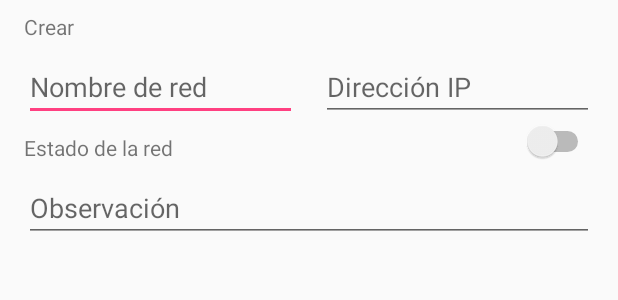
After one commit to coralheyman/MecKotlin, an Android app: the layout template_add_network.xml on its own in the app's theme, with its tools: preview values and no code run, on a phone screen of 412 x 824 dp. The commit adds this screen. Shown: the top 300 px of the screen. Run offline under Robolectric (Android 15) with nearby library versions, the phone set to English and light mode, and no system bars.

Commit message:
8:41 de la noche

```diff
--- a/app/src/main/res/layout/content_navigation.xml
+++ b/app/src/main/res/layout/content_navigation.xml
@@ -2,6 +2,7 @@
 <android.support.constraint.ConstraintLayout xmlns:android="http://schemas.android.com/apk/res/android"
     xmlns:app="http://schemas.android.com/apk/res-auto"
     xmlns:tools="http://schemas.android.com/tools"
+    android:id="@+id/content_main"
     android:layout_width="match_parent"
     android:layout_height="match_parent"
     app:layout_behavior="@string/appbar_scrolling_view_behavior"
--- a/app/src/main/res/layout/network_template.xml
+++ b/app/src/main/res/layout/network_template.xml
@@ -104,6 +104,7 @@
 
                 <TextView
                     android:id="@+id/statusNetwork"
+                    android:text='@{network.stateNetwork.equals("true")?"Activa":"Inactiva"}'
                     android:layout_width="0dp"
                     android:layout_height="wrap_content"
                     android:layout_marginBottom="8dp"
--- /dev/null
+++ b/app/src/main/res/layout/template_add_network.xml
@@ -0,0 +1,101 @@
+<?xml version="1.0" encoding="utf-8"?>
+<layout xmlns:android="http://schemas.android.com/apk/res/android"
+    xmlns:app="http://schemas.android.com/apk/res-auto"
+    xmlns:tools="http://schemas.android.com/tools">
+
+    <data>
+        <variable
+            name="network"
+            type="unicauca.meckotlin.data.model.Network"/>
+    </data>
+
+    <android.support.constraint.ConstraintLayout
+        android:layout_width="match_parent"
+        android:layout_height="wrap_content">
+
+        <TextView
+            android:id="@+id/titleDialog"
+            android:layout_width="0dp"
+            android:layout_height="wrap_content"
+            android:layout_marginEnd="16dp"
+            android:layout_marginStart="16dp"
+            android:layout_marginTop="8dp"
+            android:text="Ingrese la información de la red"
+            app:layout_constraintEnd_toEndOf="parent"
+            app:layout_constraintStart_toStartOf="parent"
+            app:layout_constraintTop_toTopOf="parent"
+            tools:text="Crear" />
+
+        <EditText
+            android:id="@+id/nameNet"
+            android:layout_width="0dp"
+            android:layout_height="wrap_content"
+            android:layout_marginEnd="8dp"
+            android:layout_marginStart="16dp"
+            android:layout_marginTop="8dp"
+            android:hint="Nombre de red"
+            android:text="@{network.nameNetwork}"
+            android:inputType="textPersonName"
+            app:layout_constraintEnd_toStartOf="@+id/addNet"
+            app:layout_constraintHorizontal_bias="0.5"
+            app:layout_constraintStart_toStartOf="parent"
+            app:layout_constraintTop_toBottomOf="@+id/titleDialog" />
+
+        <EditText
+            android:id="@+id/addNet"
+            android:layout_width="0dp"
+            android:layout_height="wrap_content"
+            android:layout_marginEnd="16dp"
+            android:layout_marginStart="8dp"
+            android:hint="Dirección IP"
+            android:text="@{network.addressNetwork}"
+            android:inputType="number"
+            app:layout_constraintBottom_toBottomOf="@+id/nameNet"
+            app:layout_constraintEnd_toEndOf="parent"
+            app:layout_constraintHorizontal_bias="0.5"
+            app:layout_constraintStart_toEndOf="@+id/nameNet" />
+
+        <Switch
+            android:id="@+id/stateNet"
+            android:layout_width="wrap_content"
+            android:layout_height="wrap_content"
+            android:layout_marginEnd="16dp"
+            android:text="@{network.stateNetwork}"
+
+            app:layout_constraintBottom_toBottomOf="@+id/txtState"
+            app:layout_constraintEnd_toEndOf="parent"
+            app:layout_constraintHorizontal_bias="0.5"
+            app:layout_constraintStart_toEndOf="@+id/txtState" />
+
+        <TextView
+            android:id="@+id/txtState"
+            android:layout_width="0dp"
+            android:layout_height="wrap_content"
+            android:layout_marginEnd="16dp"
+            android:layout_marginStart="16dp"
+            android:layout_marginTop="8dp"
+            android:text="Estado de la red"
+            app:layout_constraintEnd_toStartOf="@+id/stateNet"
+            app:layout_constraintHorizontal_bias="0.5"
+            app:layout_constraintStart_toStartOf="parent"
+            app:layout_constraintTop_toBottomOf="@+id/nameNet" />
+
+        <EditText
+            android:id="@+id/obsNet"
+            android:layout_width="0dp"
+            android:layout_height="wrap_content"
+            android:layout_marginBottom="16dp"
+            android:layout_marginEnd="16dp"
+            android:layout_marginStart="16dp"
+            android:layout_marginTop="8dp"
+            android:ems="10"
+            android:hint="Observación"
+            android:text="@{network.obsNetwork}"
+            android:inputType="textPersonName"
+            app:layout_constraintBottom_toBottomOf="parent"
+            app:layout_constraintEnd_toEndOf="parent"
+            app:layout_constraintStart_toStartOf="parent"
+            app:layout_constraintTop_toBottomOf="@+id/txtState" />
+
+    </android.support.constraint.ConstraintLayout>
+</layout>
--- /dev/null
+++ b/app/src/main/res/menu/menu_action_bar.xml
@@ -0,0 +1,6 @@
+<?xml version="1.0" encoding="utf-8"?>
+<menu xmlns:android="http://schemas.android.com/apk/res/android">
+    <item
+        android:id="@+id/createNetwork"
+        android:title="Nueva red" />
+</menu>
--- a/app/src/main/res/values/strings.xml
+++ b/app/src/main/res/values/strings.xml
@@ -9,4 +9,6 @@
     <string name="navigation_drawer_close">Close navigation drawer</string>
 
     <string name="action_settings">Settings</string>
+    <string name="dialog_yes">ACEPTAR</string>
+    <string name="dialog_no">CANCELAR</string>
 </resources>
```
Also changed, not shown: app/src/main/java/unicauca/meckotlin/adapter/NetworkAdapter.kt (+5 -5 lines), app/src/main/java/unicauca/meckotlin/data/AppDatabase.kt (+7 -4 lines), app/src/main/java/unicauca/meckotlin/data/dao/NetworkDao.kt (added, +22 -0 lines), app/src/main/java/unicauca/meckotlin/ui/login/LoginViewModel.kt (+8 -1 lines), app/src/main/java/unicauca/meckotlin/ui/main/MainActivity.kt (+57 -11 lines), app/src/main/java/unicauca/meckotlin/ui/main/MainViewModel.kt (+16 -0 lines).
